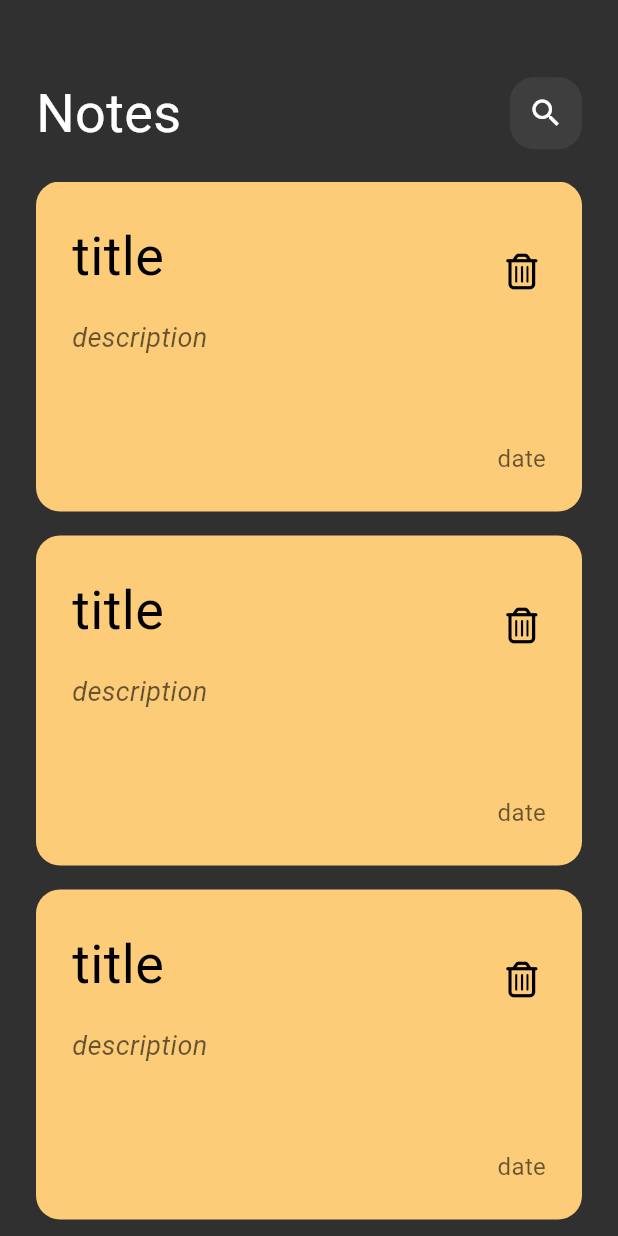
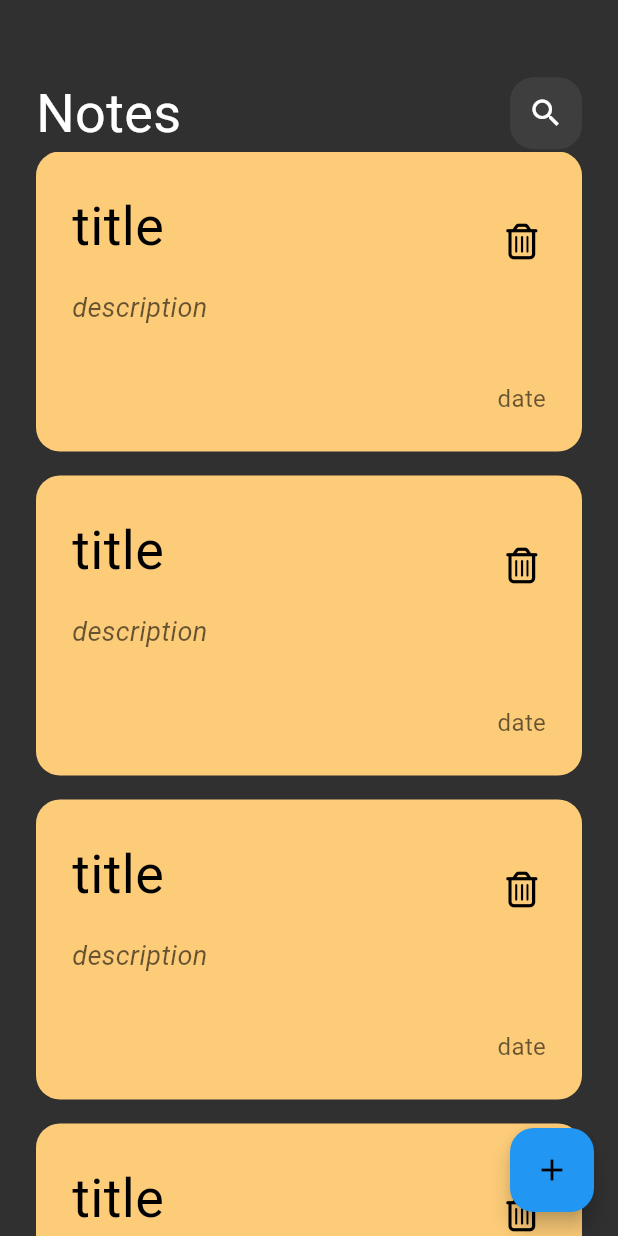
Before and after one commit to SamuelRefky/notes_app, a Flutter app: the screen it shows after launch, on a phone screen of 412 x 824 dp. Run offline on Flutter 3.47's test engine with Material 3 defaults, Android fonts, the phone set to English and light mode, and no system bars; our stand-ins replace font_awesome_flutter, hive; accounts and stored records are empty; Roboto replaces fonts that are missing (Poppins).

Commit message:
create note model and hive database

```diff
--- a/lib/views/notes_view.dart
+++ b/lib/views/notes_view.dart
@@ -1,5 +1,6 @@
 import 'package:flutter/material.dart';
 import 'package:notes_app/const.dart';
+import 'package:notes_app/widgets/add_image.dart';
 import 'package:notes_app/widgets/custom_appbar.dart';
 import 'package:notes_app/widgets/note_list_view.dart';
 
@@ -16,14 +17,24 @@ class _NotesViewState extends State<NotesView> {
   Widget build(BuildContext context) {
     return Scaffold(
       backgroundColor: kColor,
+      floatingActionButton: FloatingActionButton(
+        backgroundColor: Colors.blue,
+        onPressed: () {
+          Navigator.push(
+            context,
+            MaterialPageRoute(
+              builder: (contex) {
+                return ImagePickerScreen();
+              },
+            ),
+          );
+        },
+        child: Icon(Icons.add, color: Colors.black),
+      ),
       body: Padding(
         padding: const EdgeInsets.only(left: 24, right: 24, top: 50),
         child: Column(
-          children: [
-            CustomAppBar(),
-            SizedBox(height: 20),
-            Expanded(child: NoteListView()),
-          ],
+          children: [CustomAppBar(), Expanded(flex: 1, child: NoteListView())],
         ),
       ),
     );
--- a/lib/widgets/note_card.dart
+++ b/lib/widgets/note_card.dart
@@ -11,7 +11,7 @@ class NoteCard extends StatelessWidget {
       child: Stack(
         children: [
           Container(
-            height: 220,
+            height: 200,
             width: double.infinity,
 
             decoration: BoxDecoration(
--- a/lib/widgets/note_list_view.dart
+++ b/lib/widgets/note_list_view.dart
@@ -7,6 +7,7 @@ class NoteListView extends StatelessWidget {
   @override
   Widget build(BuildContext context) {
     return ListView.builder(
+      padding: EdgeInsets.zero,
       itemCount: 10,
       itemBuilder: (context, index) {
         return const NoteCard();
--- a/pubspec.yaml
+++ b/pubspec.yaml
@@ -35,8 +35,13 @@ dependencies:
   # Use with the CupertinoIcons class for iOS style icons.
   cupertino_icons: ^1.0.8
   font_awesome_flutter: ^10.8.0
+  image_picker: ^1.1.2
+  hive: ^2.2.3
+  hive_flutter: ^1.1.0
 
 dev_dependencies:
+  build_runner: ^2.4.15
+  hive_generator: ^2.0.1
   flutter_test:
     sdk: flutter
 
```
Also changed, not shown: lib/models/note_model.dart (added, +21 -0 lines), lib/models/note_model.g.dart (added), pubspec.lock, 7 other files.
